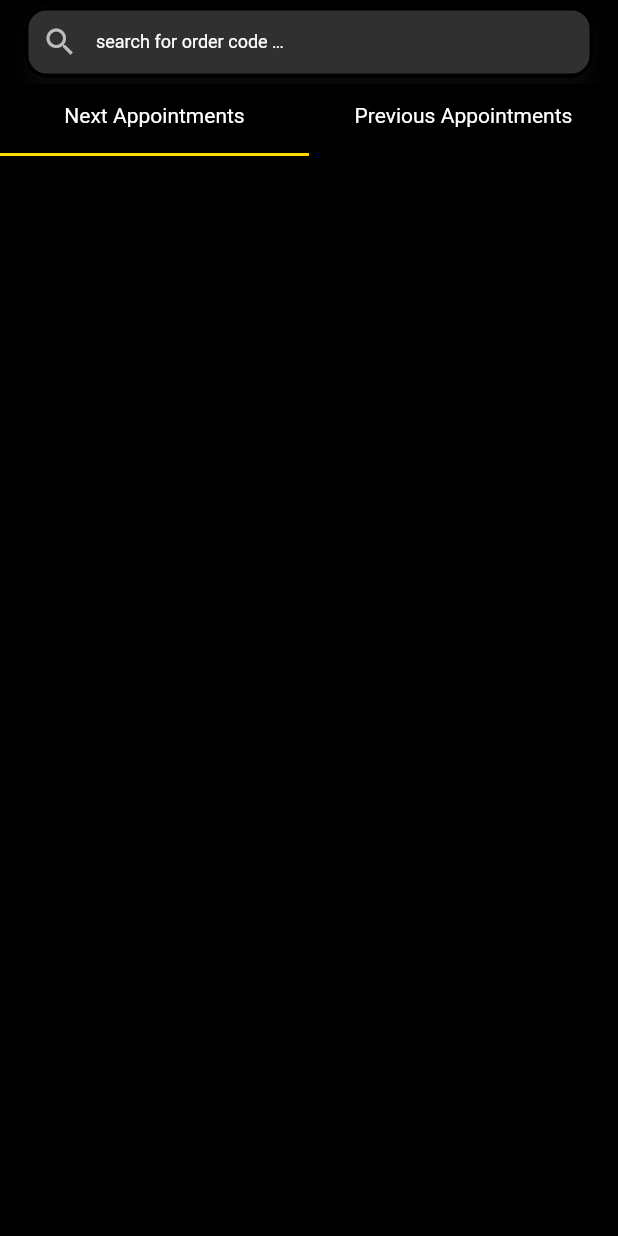
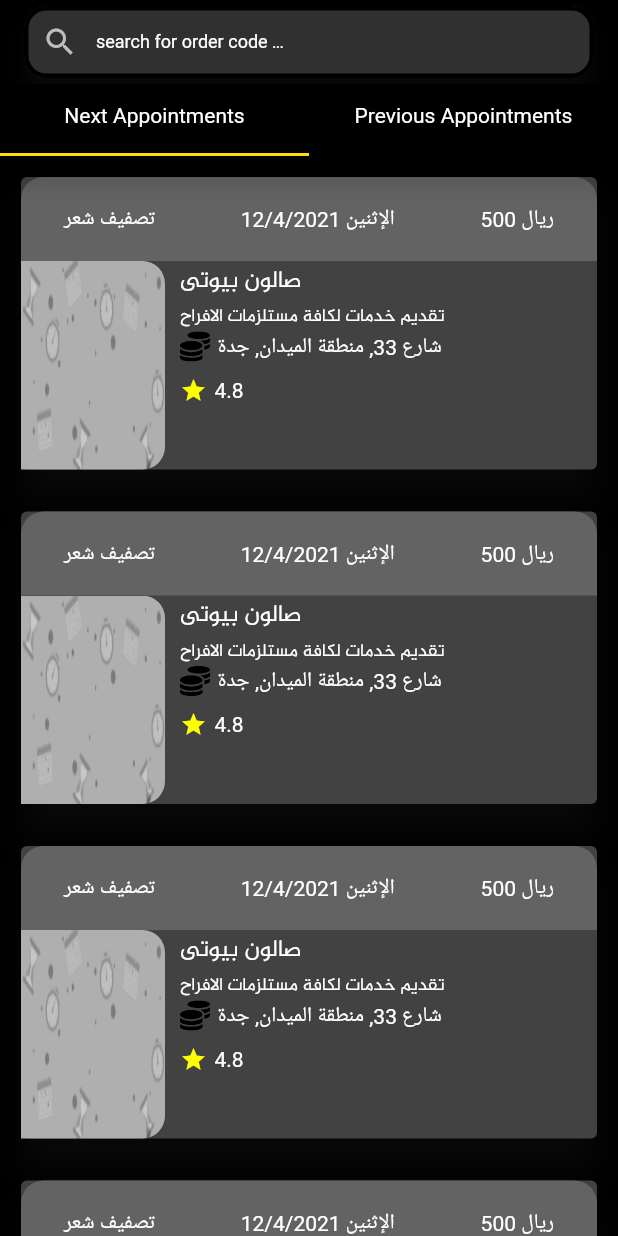
Before and after one commit to MostafaKhalile/Mobile, a Flutter app: the ScheduleScreen screen opened directly, on a phone screen of 412 x 824 dp. Run offline on Flutter 3.47's test engine with Material 2 defaults, Android fonts, the phone set to English and light mode, and no system bars; our stand-ins replace badges, bloc, carousel_slider, connectivity_plus, curved_navigation_bar, equatable and 10 more; missing offline and left inert: flutter_verification_code, grouped_buttons; accounts and stored records are empty; network calls fail; project files that could hold a hidden picture were left out.

Commit message:
some enhancements before sprint 2 start

```diff
--- a/i18n/ar.json
+++ b/i18n/ar.json
@@ -94,5 +94,7 @@
     "please_enter_email_or_mobile": "برجاء ادخال البريد الإلكتروني أو الهاتف",
     "please_enter_valid_email": "برجاء ادخال بريد إلكتروني صحيح",
     "please_enter_valid_email_or_mobile": "برجاء ادخال بريد إلكتروني أو موبايل صحيح",
-    "We_will_send_verification_code_to": "سنقوم بإرسال كود التفعيل على"
+    "We_will_send_verification_code_to": "سنقوم بإرسال كود التفعيل على",
+    "are_sure_to_cancel_appointment": "هل انت متأكد انك تريد الغاء الموعد؟",
+    "book_again": "احجز مرة أخري"
 }
--- a/i18n/en.json
+++ b/i18n/en.json
@@ -91,5 +91,7 @@
     "please_enter_email_or_mobile": "Please enter E-mail  or mobile",
     "please_enter_valid_email": "Please enter a valid E-mail address",
     "please_enter_valid_email_or_mobile": "Please enter a valid E-mail address or mobile number",
-    "We_will_send_verification_code_to": "We will send verification code to"
+    "We_will_send_verification_code_to": "We will send verification code to",
+    "are_sure_to_cancel_appointment": "Are you sure to cancel the appointment?",
+    "book_again": "book again"
 }
--- /dev/null
+++ b/lib/screens/Client/scheduleScreen/next_appointments.dart
@@ -0,0 +1,121 @@
+import 'package:flutter/material.dart';
+import 'package:techtime/Helpers/app_consts.dart';
+import 'package:techtime/Helpers/localization/app_localizations_delegates.dart';
+import 'package:techtime/widgets/appointment_card.dart';
+
+final items = List<String>.generate(6, (i) => "Item ${i + 1}");
+
+class NextAppointments extends StatefulWidget {
+  @override
+  NextAppointmentsState createState() => NextAppointmentsState();
+}
+
+class NextAppointmentsState extends State<NextAppointments> {
+  @override
+  Widget build(BuildContext context) {
+    AppLocalizations _translator = AppLocalizations.of(context);
+    ThemeData _theme = Theme.of(context);
+
+    return Scaffold(
+      body: ListView.builder(
+        itemCount: items.length,
+        itemBuilder: (context, index) {
+          final item = items[index];
+
+          return Dismissible(
+            // Each Dismissible must contain a Key. Keys allow Flutter to
+            // uniquely identify widgets.
+            key: Key(item),
+            // Provide a function that tells the app
+            // what to do after an item has been swiped away.
+            onDismissed: (direction) {
+              // Remove the item from the data source.
+              buildOnDismiss(index, context, item);
+            },
+
+            confirmDismiss: (direction) async {
+              return await buildShowDialog(context, _translator);
+            },
+            // Show a red background as the item is swiped away.
+            background: Container(
+              color: Colors.redAccent.withOpacity(0.2),
+              child: Row(
+                mainAxisAlignment: MainAxisAlignment.spaceBetween,
+                children: [
+                  Padding(
+                    padding: const EdgeInsets.all(8.0),
+                    child: Text(
+                      _translator.translate("cancel"),
+                      style: TextStyle(color: Colors.white),
+                    ),
+                  ),
+                ],
+              ),
+            ),
+
+            child: Padding(
+              padding: const EdgeInsets.all(10),
+              child: AppointmentCard(
+                theme: _theme,
+                translator: _translator,
+                isReadOnly: true,
+                title: "صالون بيوتى",
+                description: "تقديم خدمات لكافة مستلزمات الافراح",
+                address: "شارع 33, منطقة الميدان, جدة",
+                rating: 4.8,
+                image: KPlaceHolderCover,
+              ),
+            ),
+          );
+        },
+      ),
+    );
+  }
+
+  void buildOnDismiss(int index, BuildContext context, String item) {
+    // Remove the item from the data source.
+    setState(() {
+      items.removeAt(index);
+    });
+
+    // Then show a snackbar.
+    Scaffold.of(context)
+        .showSnackBar(SnackBar(content: Text("$item dismissed")));
+  }
+
+  Future<bool> buildShowDialog(
+      BuildContext context, AppLocalizations _translator) {
+    return showDialog<bool>(
+      context: context,
+      barrierDismissible: false, // user must tap button!
+      builder: (BuildContext context) {
+        return AlertDialog(
+          title: Text(_translator.translate("are_sure_to_cancel_appointment")),
+          content: SingleChildScrollView(
+            child: ListBody(
+              children: <Widget>[
+                RaisedButton(
+                  child: Text(
+                    _translator.translate("cancel"),
+                    style: Theme.of(context).textTheme.button,
+                  ),
+                  onPressed: () => Navigator.pop(context, true),
+                ),
+                SizedBox(
+                  height: 5,
+                ),
+                RaisedButton(
+                  child: Text(
+                    _translator.translate("confirm"),
+                    style: Theme.of(context).textTheme.button,
+                  ),
+                  onPressed: () => Navigator.pop(context, false),
+                ),
+              ],
+            ),
+          ),
+        );
+      },
+    );
+  }
+}
--- a/lib/screens/Client/scheduleScreen/schedule_screen.dart
+++ b/lib/screens/Client/scheduleScreen/schedule_screen.dart
@@ -2,6 +2,9 @@ import 'package:flutter/material.dart';
 import 'package:techtime/Helpers/app_consts.dart';
 import 'package:techtime/Helpers/colors.dart';
 import 'package:techtime/Helpers/localization/app_localizations_delegates.dart';
+
+import 'next_appointments.dart';
+import 'previous_appointments.dart';
 
 class ScheduleScreen extends StatefulWidget {
   static const String routeName = "/schedule_screen";
@@ -60,6 +63,13 @@ class _ScheduleScreenState extends State<ScheduleScreen>
           ],
         ),
       ),
+      body: SizedBox(
+        width: double.infinity,
+        child: TabBarView(
+          controller: _controller,
+          children: <Widget>[NextAppointments(), PreviousAppointments()],
+        ),
+      ),
     );
   }
 }
--- /dev/null
+++ b/lib/widgets/appointment_card.dart
@@ -0,0 +1,155 @@
+import 'package:flutter/material.dart';
+import 'package:flutter_svg/flutter_svg.dart';
+import 'package:techtime/Helpers/app_consts.dart';
+import 'package:techtime/Helpers/colors.dart';
+import 'package:techtime/Helpers/localization/app_localizations_delegates.dart';
+import 'package:techtime/screens/Client/saloonProfile/saloonProfile.dart';
+
+import 'core/horizontal_gap.dart';
+import 'core/vertical_gab.dart';
+
+class AppointmentCard extends StatelessWidget {
+  final String title;
+  final String description;
+  final String address;
+  final String image;
+  final double rating;
+  final Function onPressed;
+  final bool isReadOnly;
+
+  const AppointmentCard({
+    Key key,
+    @required ThemeData theme,
+    @required AppLocalizations translator,
+    this.title,
+    this.description,
+    this.address,
+    this.image,
+    this.rating,
+    this.onPressed,
+    @required this.isReadOnly,
+  })  : _theme = theme,
+        _translator = translator,
+        super(key: key);
+
+  final ThemeData _theme;
+  final AppLocalizations _translator;
+
+  @override
+  Widget build(BuildContext context) {
+    return Card(
+      elevation: 10,
+      child: Container(
+        height: 195,
+        child: Container(
+          child: Column(
+            children: [
+              Container(
+                height: 56,
+                decoration: BoxDecoration(
+                    borderRadius: BorderRadius.only(
+                        topRight: Radius.circular(KdefaultRadius),
+                        topLeft: Radius.circular(KdefaultRadius)),
+                    color: KDarkGreyColor),
+                child: Row(
+                  mainAxisAlignment: MainAxisAlignment.spaceAround,
+                  children: [
+                    Text("تصفيف شعر"),
+                    Text("الإثنين 12/4/2021"),
+                    Text("500 ريال"),
+                  ],
+                ),
+              ),
+              Container(
+                height: 139,
+                child: Row(
+                  children: [
+                    Expanded(
+                        flex: 2,
+                        child: Container(
+                          decoration: BoxDecoration(
+                              image: DecorationImage(
+                                  fit: BoxFit.fill, image: AssetImage(image)),
+                              borderRadius: BorderRadius.only(
+                                  topRight: Radius.circular(KdefaultRadius),
+                                  bottomRight:
+                                      Radius.circular(KdefaultRadius))),
+                        )),
+                    Expanded(
+                        flex: 6,
+                        child: Container(
+                          padding: EdgeInsets.symmetric(
+                              horizontal: KDefaultPadding / 2),
+                          child: Column(
+                            crossAxisAlignment: CrossAxisAlignment.start,
+                            children: [
+                              Text(
+                                title,
+                                style: _theme.textTheme.subtitle1,
+                              ),
+                              Text(
+                                description,
+                                style: _theme.textTheme.caption,
+                              ),
+                              Row(
+                                children: [
+                                  SvgPicture.asset(
+                                    KCoinsIcon,
+                                    height: 20,
+                                  ),
+                                  HorizontalGap(
+                                    width: 5.0,
+                                  ),
+                                  Container(
+                                    child: Text(
+                                      address,
+                                      overflow: TextOverflow.ellipsis,
+                                    ),
+                                  )
+                                ],
+                              ),
+                              VerticalGap(
+                                height: KDefaultPadding / 2,
+                              ),
+                              Row(
+                                mainAxisAlignment: MainAxisAlignment.start,
+                                children: [
+                                  Icon(
+                                    Icons.star_purple500_sharp,
+                                    color: Colors.yellowAccent,
+                                  ),
+                                  HorizontalGap(
+                                    width: 5.0,
+                                  ),
+                                  Text(rating.toString()),
+                                  Spacer(),
+                                  isReadOnly
+                                      ? Container()
+                                      : RaisedButton(
+                                          textColor: Colors.white,
+                                          color: KSecondryColor,
+                                          child: Text(
+                                              _translator.translate("book")),
+                                          onPressed: () => Navigator.pushNamed(
+                                              context, SalonProfile.routeName),
+                                          shape: new RoundedRectangleBorder(
+                                            borderRadius:
+                                                new BorderRadius.circular(
+                                                    KdefaultRadius),
+                                          ),
+                                        ),
+                                ],
+                              ),
+                            ],
+                          ),
+                        ))
+                  ],
+                ),
+              ),
+            ],
+          ),
+        ),
+      ),
+    );
+  }
+}
```
Also changed, not shown: lib/screens/Client/HomeScreen/client_home_screen.dart (+16 -4 lines), lib/screens/Client/scheduleScreen/previous_appointments.dart (added, +70 -0 lines).
